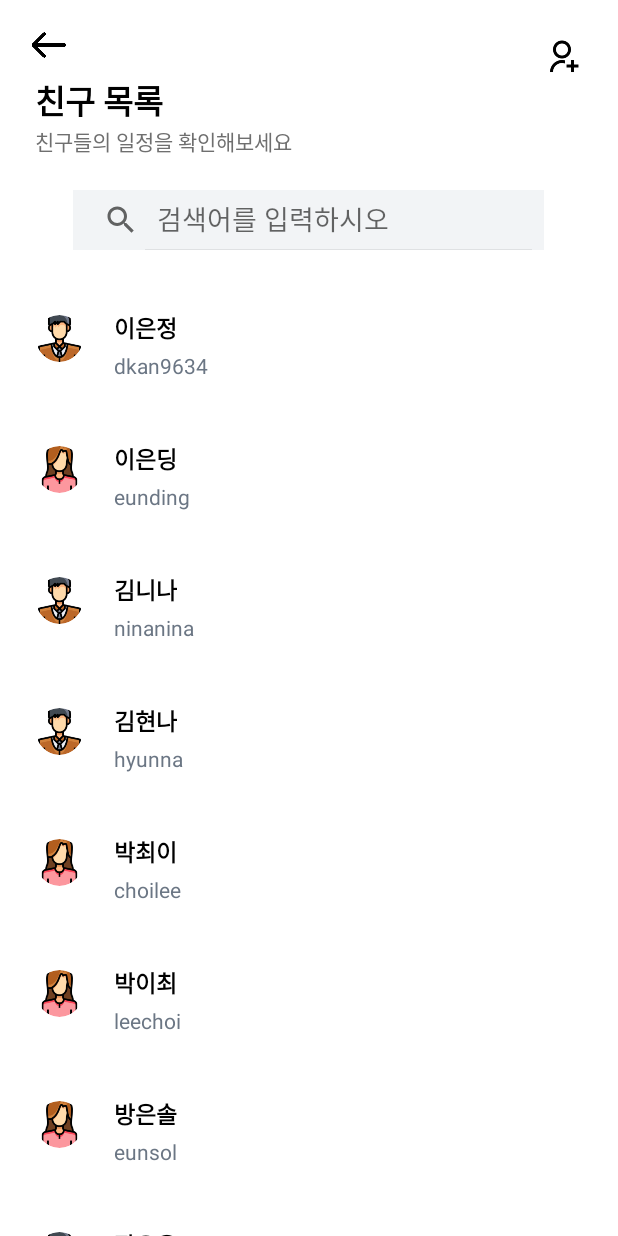
After one commit to umc-booklet/booklet-frontend, an Android app: the FriendListActivity screen opened directly, with no data from a screen before it, on a phone screen of 412 x 824 dp. The commit adds this screen. Run offline under Robolectric (Android 15) with nearby library versions, the phone set to English and light mode, and no system bars; our stand-ins replace CircleImageView.

Commit message:
Feat : 친구목록 구현

```diff
--- a/app/build.gradle
+++ b/app/build.gradle
@@ -36,7 +36,7 @@ android {
 }
 
 dependencies {
-
+    implementation 'de.hdodenhof:circleimageview:3.1.0' // CircleImageView
     implementation 'androidx.core:core-ktx:1.7.0'
     implementation 'androidx.appcompat:appcompat:1.5.1'
     implementation 'com.google.android.material:material:1.7.0'
--- /dev/null
+++ b/app/src/main/java/com/eunjeong/booklet/FriendListActivity.kt
@@ -0,0 +1,97 @@
+package com.eunjeong.booklet
+
+import android.content.ContentValues.TAG
+import androidx.appcompat.app.AppCompatActivity
+import android.os.Bundle
+import android.provider.CalendarContract.Attendees.query
+import android.util.Log
+import android.widget.Filterable
+import android.widget.SearchView
+import android.widget.Toast
+import androidx.recyclerview.widget.LinearLayoutManager
+import androidx.recyclerview.widget.RecyclerView
+import com.eunjeong.booklet.adapters.FriendListAdapter
+import com.eunjeong.booklet.databinding.ActivityFriendListBinding
+import com.eunjeong.booklet.datas.Friend
+import java.nio.file.Files.size
+import java.util.*
+import kotlin.collections.ArrayList
+
+class FriendListActivity : AppCompatActivity() {
+    private lateinit var viewBinding: ActivityFriendListBinding
+
+    lateinit var friendList: ArrayList<Friend>
+    lateinit var friendRVAdapter: FriendListAdapter
+    lateinit var friendRV: RecyclerView
+
+
+    override fun onCreate(savedInstanceState: Bundle?) {
+        super.onCreate(savedInstanceState)
+        viewBinding = ActivityFriendListBinding.inflate(layoutInflater)
+        setContentView(viewBinding.root)
+
+        friendRV = findViewById(R.id.friendRecyclerView)
+        friendList = ArrayList()
+        friendRVAdapter = FriendListAdapter(friendList)
+        friendRV.adapter = friendRVAdapter
+
+        friendList.add(Friend(R.drawable.ex_profile1, "이은정", "dkan9634"))
+        friendList.add(Friend(R.drawable.ex_profile2, "이은딩", "eunding"))
+        friendList.add(Friend(R.drawable.ex_profile1, "김니나", "ninanina"))
+        friendList.add(Friend(R.drawable.ex_profile1, "김현나", "hyunna"))
+        friendList.add(Friend(R.drawable.ex_profile2, "박최이", "choilee"))
+        friendList.add(Friend(R.drawable.ex_profile2, "박이최", "leechoi"))
+        friendList.add(Friend(R.drawable.ex_profile2, "방은솔", "eunsol"))
+        friendList.add(Friend(R.drawable.ex_profile1, "장우욱", "wuwuk"))
+        friendList.add(Friend(R.drawable.ex_profile1, "진부연", "buyeon"))
+        friendList.add(Friend(R.drawable.ex_profile1, "진진진", "jinjin"))
+        friendList.add(Friend(R.drawable.ex_profile2, "미미미", "meme"))
+        friendList.add(Friend(R.drawable.ex_profile2, "쿠쿠쿠", "cucucu"))
+        friendList.add(Friend(R.drawable.ex_profile2, "키키키", "kikiki"))
+        friendList.add(Friend(R.drawable.ex_profile1, "콕콕콕", "cokcok"))
+
+        friendRVAdapter.notifyDataSetChanged()
+
+        viewBinding.friendRecyclerView.adapter = friendRVAdapter
+        viewBinding.friendRecyclerView.layoutManager = LinearLayoutManager(this)
+
+        viewBinding.friendListSearchView.setOnQueryTextListener(object : SearchView.OnQueryTextListener,
+            androidx.appcompat.widget.SearchView.OnQueryTextListener {
+
+            val searchView = viewBinding.friendListSearchView
+
+            // 검색 버튼 누를 때 호출
+            override fun onQueryTextSubmit(query: String): Boolean {
+                return false
+            }
+            // 검색창에서 글자가 변경이 일어날 때마다 호출 (실시간)
+            override fun onQueryTextChange(newText: String): Boolean {
+                filter(newText)
+                return false
+            }
+        })
+    }
+
+    private fun filter(text: String) {
+        val filteredlist: ArrayList<Friend> = ArrayList()
+        for(item in friendList){
+            if(item.id.toLowerCase().contains(text.toLowerCase())){
+                filteredlist.add(item)
+            }
+            else if(item in filteredlist){
+                filteredlist.remove(item)
+            }
+        }
+        if (filteredlist.isEmpty()) {
+            friendRVAdapter.filterList(filteredlist)
+            Toast.makeText(this, "No Data Found..", Toast.LENGTH_SHORT).show()
+        } else {
+            friendRVAdapter.filterList(filteredlist)
+        }
+    }
+
+
+
+
+
+}
--- a/app/src/main/java/com/eunjeong/booklet/MainActivity.kt
+++ b/app/src/main/java/com/eunjeong/booklet/MainActivity.kt
@@ -1,11 +1,16 @@
 package com.eunjeong.booklet
 
+import android.content.Intent
 import androidx.appcompat.app.AppCompatActivity
 import android.os.Bundle
+import com.eunjeong.booklet.databinding.ActivityMainBinding
 
 class MainActivity : AppCompatActivity() {
+    private lateinit var viewBinding: ActivityMainBinding
     override fun onCreate(savedInstanceState: Bundle?) {
         super.onCreate(savedInstanceState)
-        setContentView(R.layout.activity_main)
+        viewBinding = ActivityMainBinding.inflate(layoutInflater)
+        setContentView(viewBinding.root)
+
     }
 }
--- /dev/null
+++ b/app/src/main/java/com/eunjeong/booklet/adapters/FriendListAdapter.kt
@@ -0,0 +1,99 @@
+package com.eunjeong.booklet.adapters
+
+import android.annotation.SuppressLint
+import android.content.Context
+import android.util.Log
+import android.view.LayoutInflater
+import android.view.View
+import android.view.ViewGroup
+import android.widget.*
+import androidx.recyclerview.widget.RecyclerView
+import com.eunjeong.booklet.R
+import com.eunjeong.booklet.datas.Friend
+import java.time.chrono.JapaneseEra.values
+
+
+//class FriendListAdapter(private var friendList: ArrayList<Friend>) : RecyclerView.Adapter<FriendListAdapter.CustomViewHolder>()
+//{
+class FriendListAdapter (var friendList: ArrayList<Friend>) :
+    RecyclerView.Adapter<FriendListAdapter.CustomViewHolder>(), Filterable{
+    var TAG = "FriendListAdpater"
+    var filteredFriends = ArrayList<Friend>()
+    var itemFilter = ItemFilter()
+
+    init {
+        filteredFriends.addAll(friendList)
+    }
+
+    override fun getFilter(): Filter {
+        return itemFilter
+    }
+
+    inner class ItemFilter : Filter() {
+        override fun performFiltering(p0: CharSequence?): FilterResults {
+            val filterString = p0.toString()
+            val results = FilterResults()
+            Log.d(TAG, "charSequence : $p0")
+
+            //검색이 필요 없을 경우를 위해 원본 배열 복제
+            val filteredList: ArrayList<Friend> = ArrayList<Friend>()
+            //공백 제외 아무런 값이 없을 경우 -> 원본 배열
+            if(filterString.trim{it <= ' '}.isEmpty()){
+                results.values = friendList
+                results.count = friendList.size
+
+                return results
+            }
+            // 공백 제외 2글자 이하인 경우 -> 이름으로만 검색
+            else{
+                for(friend in friendList){
+                    if(friend.id.contains(filterString)){
+                        filteredList.add(friend)
+                    }
+                }
+            }
+            results.values = filteredList
+            results.count = filteredList.size
+            return results
+        }
+
+        @SuppressLint("NotifyDataSetChanged")
+        override fun publishResults(p0: CharSequence?, filterResults: FilterResults?) {
+            filteredFriends.clear()
+            if (filterResults != null) {
+                filteredFriends.addAll(filterResults.values as ArrayList<Friend>)
+            }
+            notifyDataSetChanged()
+        }
+    }
+
+
+
+    override fun onCreateViewHolder(parent: ViewGroup, viewType: Int): CustomViewHolder {
+        val view = LayoutInflater.from(parent.context).inflate(R.layout.friend_list_item, parent, false)
+        return CustomViewHolder(view)
+    }
+
+    fun filterList(filterList: ArrayList<Friend>){
+        friendList = filterList
+        notifyDataSetChanged()
+    }
+
+    override fun getItemCount(): Int {
+        return friendList.size
+    }
+
+    override fun onBindViewHolder(holder: CustomViewHolder, position: Int) {
+        holder.img.setImageResource(friendList.get(position).img)
+        holder.name.text = friendList.get(position).name
+        holder.id.text = friendList.get(position).id
+    }
+
+    class CustomViewHolder(itemView: View) : RecyclerView.ViewHolder(itemView) {
+        val img = itemView.findViewById<ImageView>(R.id.profileImageView) // 프로필 사진
+        val name = itemView.findViewById<TextView>(R.id.nameTextView) // name
+        val id = itemView.findViewById<TextView>(R.id.idTextView) // id
+    }
+
+
+}
--- /dev/null
+++ b/app/src/main/java/com/eunjeong/booklet/datas/Friend.kt
@@ -0,0 +1,9 @@
+package com.eunjeong.booklet.datas
+
+// 친구 하위정보 : 프로필사진, 이름, 아이디
+class Friend(
+    val img: Int,
+    val name: String,
+    val id: String
+) {
+}
--- /dev/null
+++ b/app/src/main/res/layout/activity_friend_list.xml
@@ -0,0 +1,81 @@
+<?xml version="1.0" encoding="utf-8"?>
+<LinearLayout xmlns:android="http://schemas.android.com/apk/res/android"
+    xmlns:app="http://schemas.android.com/apk/res-auto"
+    xmlns:tools="http://schemas.android.com/tools"
+    android:layout_width="match_parent"
+    android:layout_height="match_parent"
+    android:orientation="vertical"
+    tools:context=".FriendListActivity">
+
+    <LinearLayout
+        android:layout_width="match_parent"
+        android:layout_height="50dp"
+        android:orientation="horizontal"
+        android:paddingLeft="20dp">
+
+        <ImageButton
+            android:layout_width="25dp"
+            android:layout_height="40dp"
+            android:background="@color/white"
+            android:scaleType="fitCenter"
+            android:layout_marginTop="10dp"
+            android:src="@drawable/backbtnimg" />
+
+
+        <ImageButton
+            android:layout_width="24dp"
+            android:layout_height="24dp"
+            android:layout_marginTop="26dp"
+            android:layout_marginLeft="317dp"
+            android:src="@drawable/addfriend"
+            android:background="@color/white"
+            android:scaleType="centerCrop"
+            />
+    </LinearLayout>
+
+    <LinearLayout
+        android:layout_width="match_parent"
+        android:layout_height="wrap_content"
+        android:orientation="vertical">
+
+        <TextView
+            android:layout_width="wrap_content"
+            android:layout_height="wrap_content"
+            android:layout_marginLeft="23dp"
+            android:text="친구 목록"
+            android:textSize="22sp"
+            android:textColor="@color/black"
+            android:textStyle="bold"/>
+        <TextView
+            android:layout_width="wrap_content"
+            android:layout_height="wrap_content"
+            android:layout_marginLeft="23dp"
+            android:text="친구들의 일정을 확인해보세요"
+            android:textSize="14sp"
+            android:textColor="#6F6F6F"/>
+
+        <TextView
+            android:layout_width="match_parent"
+            android:layout_height="22dp" />
+
+        <androidx.appcompat.widget.SearchView
+            android:id="@+id/friendListSearchView"
+            android:layout_width="314dp"
+            android:layout_height="40dp"
+            android:layout_marginLeft="23dp"
+            android:layout_marginRight="23dp"
+            android:layout_gravity="center"
+            android:background="#F2F4F6"
+            app:queryHint="검색어를 입력하시오"
+            app:iconifiedByDefault="false" />
+    </LinearLayout>
+
+    <androidx.recyclerview.widget.RecyclerView
+        android:id="@+id/friendRecyclerView"
+        android:layout_width="match_parent"
+        android:layout_height="match_parent"
+        android:layout_marginTop="15dp"
+        app:layoutManager="androidx.recyclerview.widget.LinearLayoutManager"
+       />
+
+</LinearLayout>
--- a/app/src/main/res/layout/activity_main.xml
+++ b/app/src/main/res/layout/activity_main.xml
@@ -73,4 +73,6 @@
             android:gravity="center"/>
     </LinearLayout>
 
+
+
 </LinearLayout>
--- /dev/null
+++ b/app/src/main/res/layout/friend_list_item.xml
@@ -0,0 +1,62 @@
+<?xml version="1.0" encoding="utf-8"?>
+<androidx.constraintlayout.widget.ConstraintLayout xmlns:android="http://schemas.android.com/apk/res/android"
+    xmlns:app="http://schemas.android.com/apk/res-auto"
+    xmlns:tools="http://schemas.android.com/tools"
+    android:layout_width="match_parent"
+    android:layout_height="wrap_content">
+
+    <androidx.constraintlayout.widget.ConstraintLayout
+        android:layout_width="match_parent"
+        android:layout_height="wrap_content"
+        android:layout_marginStart="8dp"
+        android:layout_marginTop="8dp"
+        android:layout_marginEnd="8dp"
+        android:layout_marginBottom="8dp"
+        app:layout_constraintBottom_toBottomOf="parent"
+        app:layout_constraintEnd_toEndOf="parent"
+        app:layout_constraintStart_toStartOf="parent"
+        app:layout_constraintTop_toTopOf="parent">
+
+        <de.hdodenhof.circleimageview.CircleImageView
+            android:id="@+id/profileImageView"
+            android:layout_width="38dp"
+            android:layout_height="38dp"
+            android:layout_marginStart="8dp"
+            android:layout_marginTop="8dp"
+            android:layout_marginEnd="341dp"
+            android:layout_marginBottom="8dp"
+            app:layout_constraintBottom_toBottomOf="parent"
+            app:layout_constraintEnd_toEndOf="parent"
+            app:layout_constraintStart_toStartOf="parent"
+            app:layout_constraintTop_toTopOf="parent"
+            android:src="@drawable/ex_profile1"
+            app:civ_border_width="3dp"
+            app:civ_border_color="@color/white"/>
+
+        <TextView
+            android:id="@+id/nameTextView"
+            android:layout_width="wrap_content"
+            android:layout_height="wrap_content"
+            android:layout_marginStart="17dp"
+            android:text="이름"
+            android:textColor="@color/black"
+            android:textSize="15sp"
+            android:textStyle="bold"
+            app:layout_constraintStart_toEndOf="@+id/profileImageView"
+            app:layout_constraintTop_toTopOf="@+id/profileImageView" />
+
+        <TextView
+            android:id="@+id/idTextView"
+            android:layout_width="wrap_content"
+            android:layout_height="wrap_content"
+            android:layout_marginStart="17dp"
+            android:layout_marginTop="4dp"
+            android:layout_marginBottom="8dp"
+            android:text="id"
+            android:textColor="#6B7684"
+            android:textSize="14sp"
+            app:layout_constraintBottom_toBottomOf="parent"
+            app:layout_constraintStart_toEndOf="@+id/profileImageView"
+            app:layout_constraintTop_toBottomOf="@+id/nameTextView" />
+    </androidx.constraintlayout.widget.ConstraintLayout>
+</androidx.constraintlayout.widget.ConstraintLayout>
```
Also changed, not shown: app/src/main/AndroidManifest.xml (+7 -0 lines), app/src/main/res/drawable-v24/backbtnimg.png (added), app/src/main/res/drawable/addfriend.png (added), app/src/main/res/drawable/ex_profile1.png (added), app/src/main/res/drawable/ex_profile2.png (added), 1 other file.
